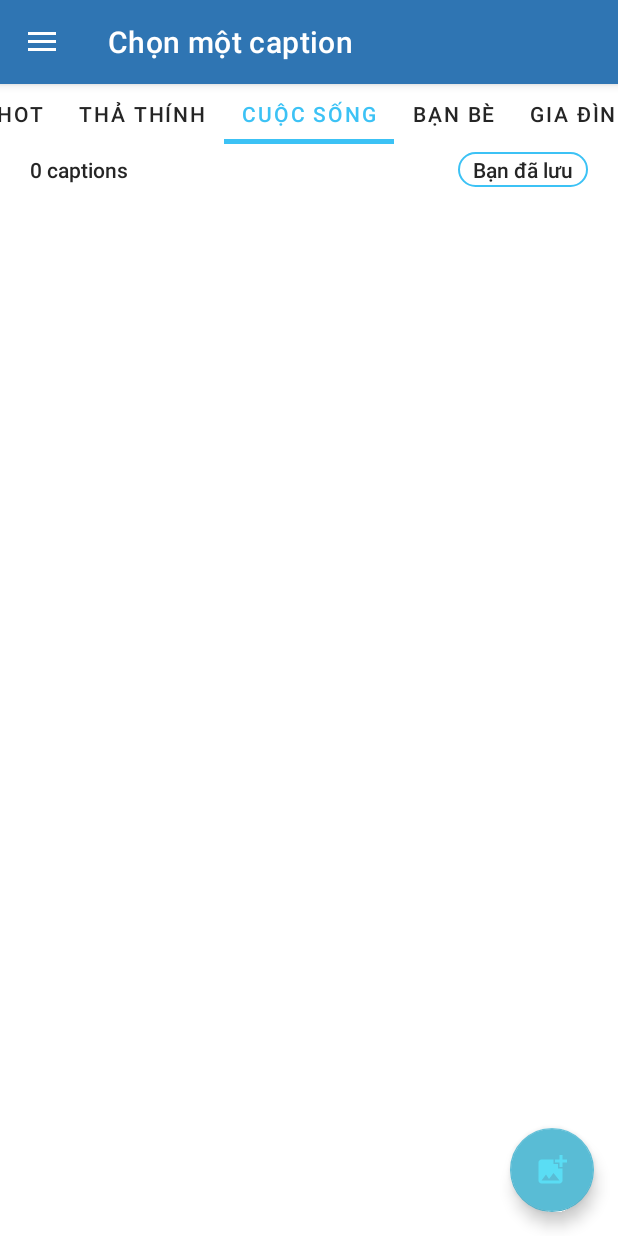
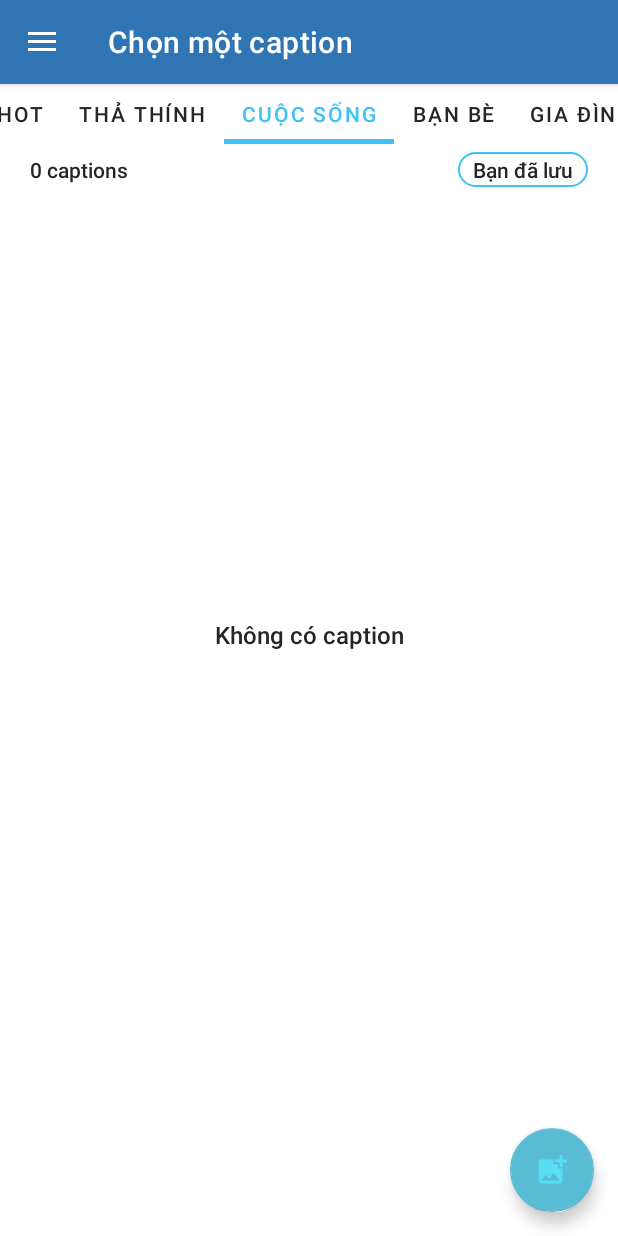
Before and after one commit to dbackspace/SocialCaption, an Android app: the screen it shows after launch (MainActivity), tab 4 chosen, on a phone screen of 412 x 824 dp. Run offline under Robolectric (Android 15) with nearby library versions, the phone set to English and light mode, and no system bars; our stand-ins replace Room's generated code; 6 statements that could not run were skipped.

Commit message:
empty caption

```diff
--- a/app/src/main/java/com/xlteam/socialcaption/ui/home/HomeFragment.java
+++ b/app/src/main/java/com/xlteam/socialcaption/ui/home/HomeFragment.java
@@ -40,9 +40,8 @@ public class HomeFragment extends Fragment implements ILoader<CommonCaption>, Ca
     private Context mContext;
     private Activity mActivity;
     private RecyclerView rvCaption;
-    private TextView tvNumberCaption;
+    private TextView tvNumberCaption, tvBookmarkCategory, tvEmptyCaption;
     private TabLayout tabLayoutCategory;
-    private TextView tvBookmarkCategory;
     private CaptionAdapter mAdapter;
     private MenuItem searchItem;
 
@@ -66,6 +65,7 @@ public class HomeFragment extends Fragment implements ILoader<CommonCaption>, Ca
         tvNumberCaption = root.findViewById(R.id.tv_number_caption);
         tabLayoutCategory = root.findViewById(R.id.tab_layout_category);
         tvBookmarkCategory = root.findViewById(R.id.tv_bookmark_select);
+        tvEmptyCaption = root.findViewById(R.id.tv_empty_caption);
         tabLayoutCategory.addOnTabSelectedListener(new TabLayout.OnTabSelectedListener() {
             @Override
             public void onTabSelected(TabLayout.Tab tab) {
@@ -103,10 +103,16 @@ public class HomeFragment extends Fragment implements ILoader<CommonCaption>, Ca
 
     @Override
     public void loadResult(int loaderTaskType, List<CommonCaption> captions) {
-        tvNumberCaption.setVisibility(View.VISIBLE);
         tvNumberCaption.setText(mContext.getString(R.string.number_captions, captions.size()));
-        mAdapter = new CaptionAdapter(mContext, captions, this);
-        rvCaption.setAdapter(mAdapter);
+        if (captions.isEmpty()) {
+            tvEmptyCaption.setVisibility(View.VISIBLE);
+            rvCaption.setVisibility(View.GONE);
+        } else {
+            tvEmptyCaption.setVisibility(View.GONE);
+            rvCaption.setVisibility(View.VISIBLE);
+            mAdapter = new CaptionAdapter(mContext, captions, this);
+            rvCaption.setAdapter(mAdapter);
+        }
     }
 
     public void getCaptionList(int categoryNumber, boolean isBookmark) {
@@ -154,6 +160,10 @@ public class HomeFragment extends Fragment implements ILoader<CommonCaption>, Ca
 
     @Override
     public void updateTotalNumberCaption(int totalCaption) {
+        if (totalCaption == 0) {
+            tvEmptyCaption.setVisibility(View.VISIBLE);
+            rvCaption.setVisibility(View.GONE);
+        }
         tvNumberCaption.setText(mContext.getString(R.string.number_captions, totalCaption));
     }
 
@@ -166,8 +176,9 @@ public class HomeFragment extends Fragment implements ILoader<CommonCaption>, Ca
             @Override
             public boolean onMenuItemActionExpand(MenuItem menuItem) {
                 tvBookmarkCategory.setVisibility(View.GONE);
-                tvNumberCaption.setVisibility(View.GONE);
                 tabLayoutCategory.setVisibility(View.GONE);
+                tvEmptyCaption.setVisibility(View.VISIBLE);
+                tvNumberCaption.setText(mContext.getString(R.string.number_captions, 0));
                 mAdapter.setCurrentListCaptions(new ArrayList<>());
                 return true;
             }
--- a/app/src/main/res/layout/fragment_home.xml
+++ b/app/src/main/res/layout/fragment_home.xml
@@ -87,6 +87,19 @@
         android:textColor="@color/color_25"
         android:textSize="14dp" />
 
+    <TextView
+        android:id="@+id/tv_empty_caption"
+        android:layout_width="match_parent"
+        android:layout_height="match_parent"
+        android:layout_below="@id/tv_number_caption"
+        android:fontFamily="sans-serif-medium"
+        android:gravity="center"
+        android:paddingBottom="100dp"
+        android:text="@string/no_caption"
+        android:textColor="@color/color_25"
+        android:textSize="16dp"
+        android:visibility="gone" />
+
     <androidx.recyclerview.widget.RecyclerView
         android:id="@+id/rv_caption"
         android:layout_width="match_parent"
--- a/app/src/main/res/values/strings.xml
+++ b/app/src/main/res/values/strings.xml
@@ -25,4 +25,5 @@
     <string name="friend">Bạn bè</string>
     <string name="family">Gia đình</string>
     <string name="other">Khác</string>
+    <string name="no_caption">Không có caption</string>
 </resources>
```
